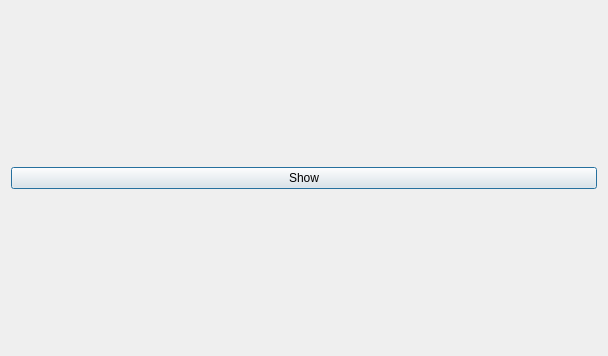
Before: the Qt Designer form rave/utils/plainform.ui in pgathogo/raven, drawn with Qt 5.
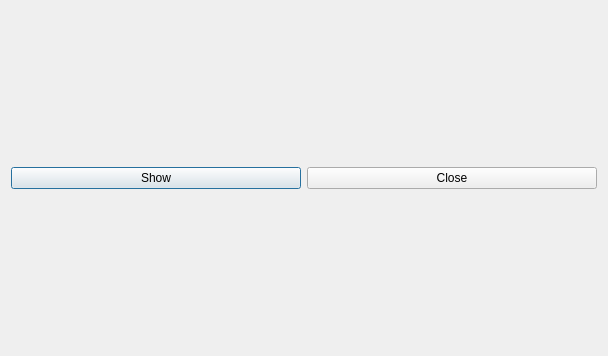
After: the same form once the commit is applied.

Diff of the .ui file:
```diff
--- a/rave/utils/plainform.ui
+++ b/rave/utils/plainform.ui
@@ -18,11 +18,22 @@
     <layout class="QVBoxLayout" name="vlGrid"/>
    </item>
    <item>
+    <layout class="QHBoxLayout" name="horizontalLayout">
+     <item>
     <widget class="QPushButton" name="btnShow">
      <property name="text">
       <string>Show</string>
      </property>
     </widget>
+     </item>
+     <item>
+      <widget class="QPushButton" name="btnClose">
+       <property name="text">
+        <string>Close</string>
+       </property>
+      </widget>
+     </item>
+    </layout>
    </item>
   </layout>
  </widget>
```
Lines whose indentation alone changed are shown as unchanged.
